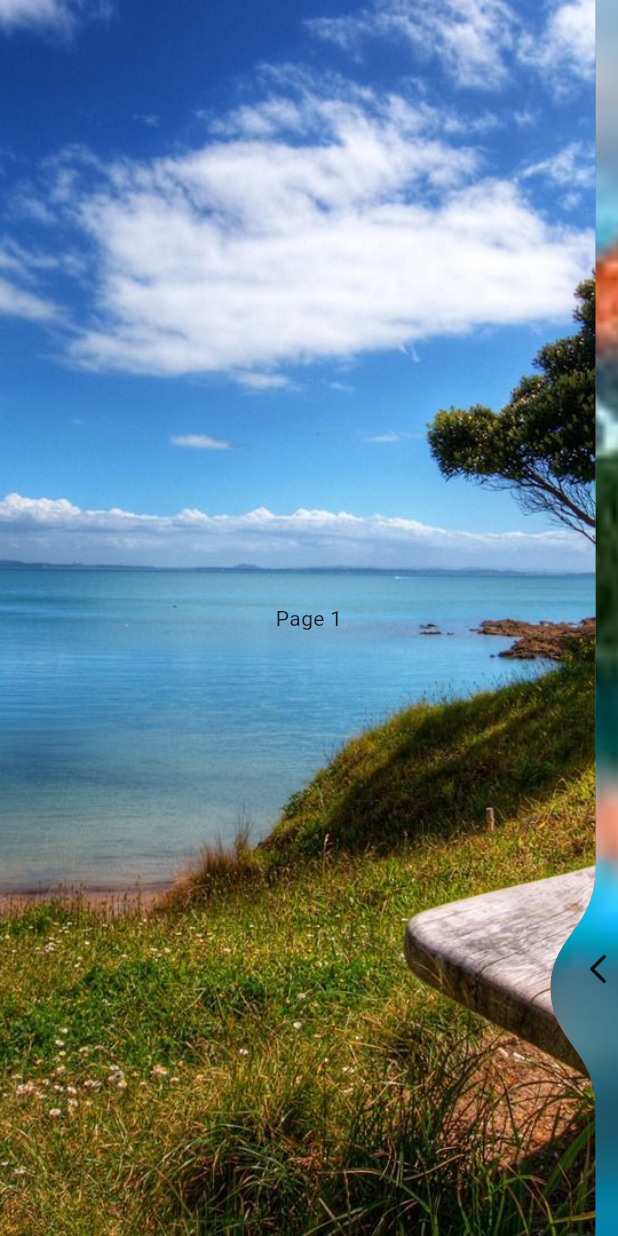
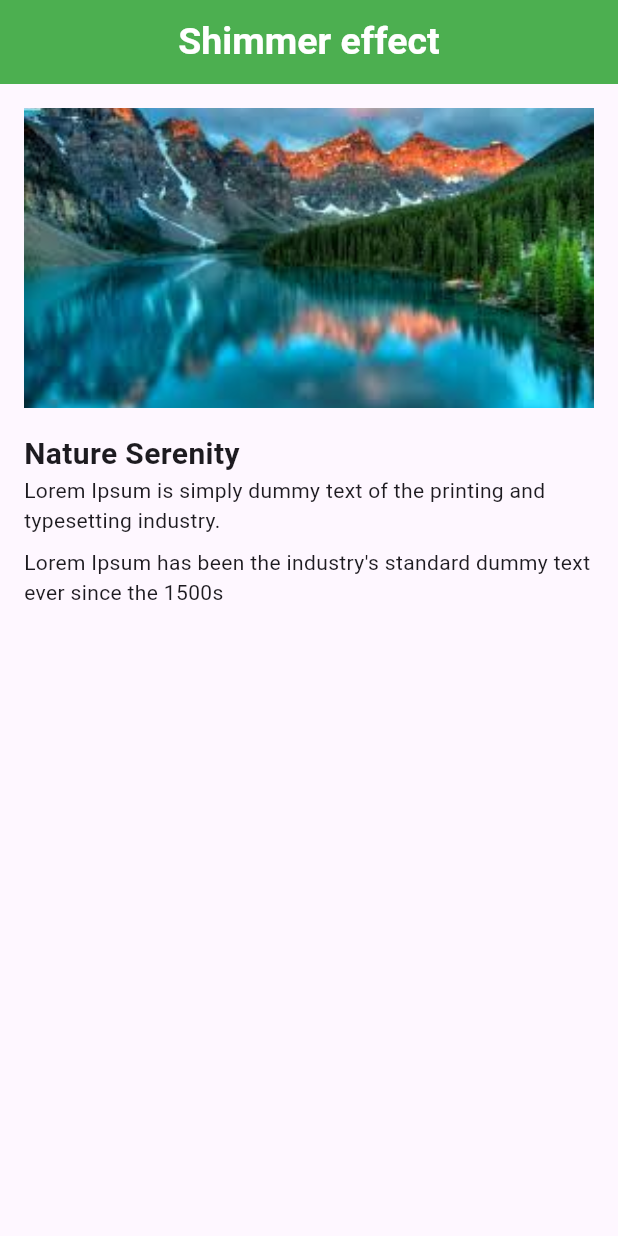
Before and after one commit to azizbekyokhubov1999/widgets_flutter_practise, a Flutter app: the screen it shows after launch, on a phone screen of 412 x 824 dp. Run offline on Flutter 3.47's test engine with Material 3 defaults, Android fonts, the phone set to English and light mode, and no system bars; drawn by our look-alikes of liquid_swipe; our stand-ins replace another_carousel_pro, avatar_glow, country_picker, curved_navigation_bar, fl_chart, flutter_slidable and 13 more.

Commit message:
for video 60 | Making Shimmer Effect (shadow)

```diff
--- a/lib/main.dart
+++ b/lib/main.dart
@@ -43,6 +43,7 @@ import 'package:widgets_flutter_practise/pages/refresh_indicator.dart';
 import 'package:widgets_flutter_practise/pages/rich_text.dart';
 import 'package:widgets_flutter_practise/pages/scroll_bar.dart';
 import 'package:widgets_flutter_practise/pages/search_bar.dart';
+import 'package:widgets_flutter_practise/pages/shimmer_effect.dart';
 import 'package:widgets_flutter_practise/pages/slidable_widget.dart';
 import 'package:widgets_flutter_practise/pages/slide_to_act.dart';
 import 'package:widgets_flutter_practise/pages/sliver_app_bar.dart';
@@ -107,7 +108,20 @@ class MyApp extends StatelessWidget {
       theme: ThemeData(
         useMaterial3: true
       ),
-      home: MyLiquidSwipe(),
+      home: Scaffold(
+        appBar: AppBar(
+          title: Text("Shimmer effect",
+          style: TextStyle(
+            fontSize: 25,
+            fontWeight: FontWeight.bold,
+            color: Colors.white
+          ),
+          ),
+          backgroundColor: Colors.green,
+          centerTitle: true,
+        ),
+        body: MyShimmerEffect(),
+      ),
     );
   }
 }
--- /dev/null
+++ b/lib/pages/shimmer_effect.dart
@@ -0,0 +1,96 @@
+import 'dart:async';
+import 'package:flutter/material.dart';
+import 'package:shimmer/shimmer.dart';
+
+class MyShimmerEffect extends StatefulWidget {
+  const MyShimmerEffect({super.key});
+
+  @override
+  State<MyShimmerEffect> createState() => _MyShimmerEffectState();
+}
+
+class _MyShimmerEffectState extends State<MyShimmerEffect> {
+
+  bool _isLoading = true;
+
+  @override
+  void initState() {
+    super.initState();
+    Timer(Duration(seconds: 2), () {
+      setState(() {
+        _isLoading = false;
+      });
+    }
+    );
+  }
+
+  @override
+  Widget build(BuildContext context) {
+    return Padding(
+        padding: EdgeInsets.all(16),
+      child: _isLoading ? _buildShimmerEffect() : _buildContent(),
+    );
+  }
+
+  Widget _buildShimmerEffect() {
+    return Shimmer.fromColors(
+        child: Column(
+          crossAxisAlignment: CrossAxisAlignment.start,
+          children: [
+            Container(
+              width: double.infinity,
+              height: 200,
+              color: Colors.white,
+            ),
+            SizedBox(height: 16),
+            Container(
+              width: 150,
+              height: 20,
+              color: Colors.white,
+            ),
+            SizedBox(height: 16),
+            Container(
+              width: 100,
+              height: 120,
+              color: Colors.white,
+            ),
+            SizedBox(height: 16),
+            Container(
+              width: 200,
+              height: 18,
+              color: Colors.white,
+            )
+
+
+          ],
+        ),
+        baseColor: Colors.grey.shade400,
+        highlightColor: Colors.grey.shade100
+    );
+  }
+
+  Widget _buildContent(){
+    return Column(
+      crossAxisAlignment: CrossAxisAlignment.start,
+      children: [
+        Image.asset("assets/images/nature2.jpg",
+        width: double.infinity,
+          height: 200,
+          fit: BoxFit.cover,
+        ),
+        SizedBox(height: 16),
+        Text("Nature Serenity",
+        style: TextStyle(
+          fontSize: 20,
+          fontWeight: FontWeight.bold,
+        ),
+        ),
+        Text("Lorem Ipsum is simply dummy text of the printing and typesetting industry."),
+        SizedBox(height: 8),
+        Text("Lorem Ipsum has been the industry's standard dummy text ever since the 1500s")
+      ],
+    );
+  }
+
+
+}
--- a/pubspec.yaml
+++ b/pubspec.yaml
@@ -54,6 +54,7 @@ dependencies:
   shared_preferences: ^2.3.3
   marquee: ^2.3.0
   liquid_swipe: ^3.1.0
+  shimmer: ^3.0.0
 
 dev_dependencies:
   flutter_test:
```
Also changed, not shown: pubspec.lock.
